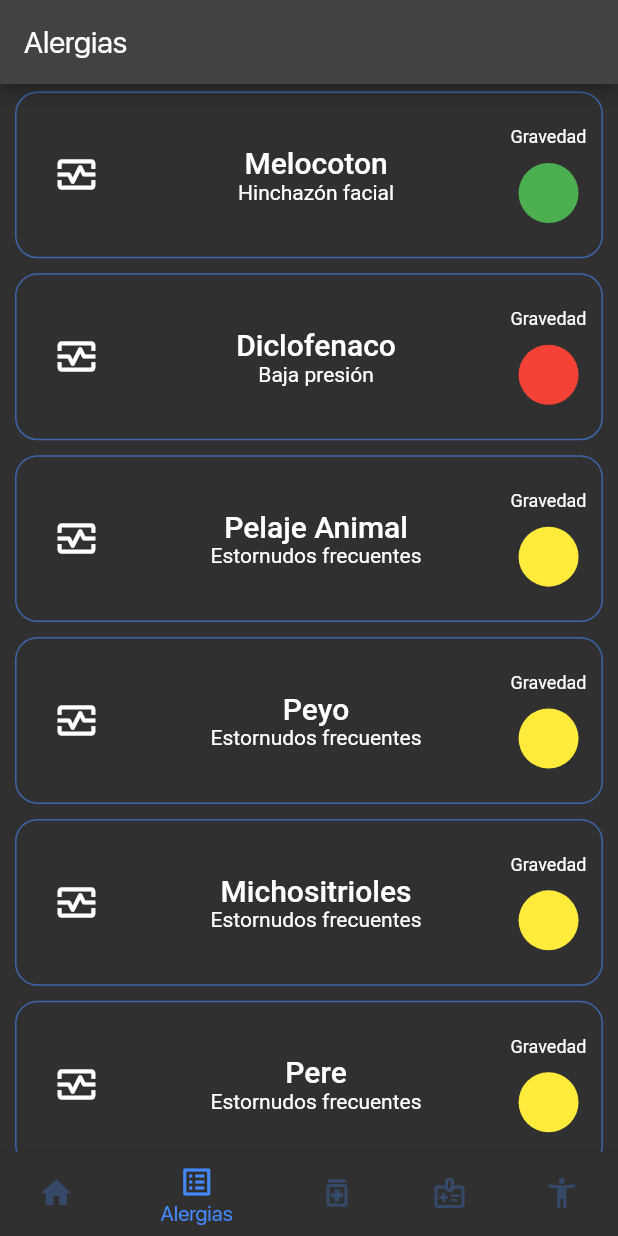
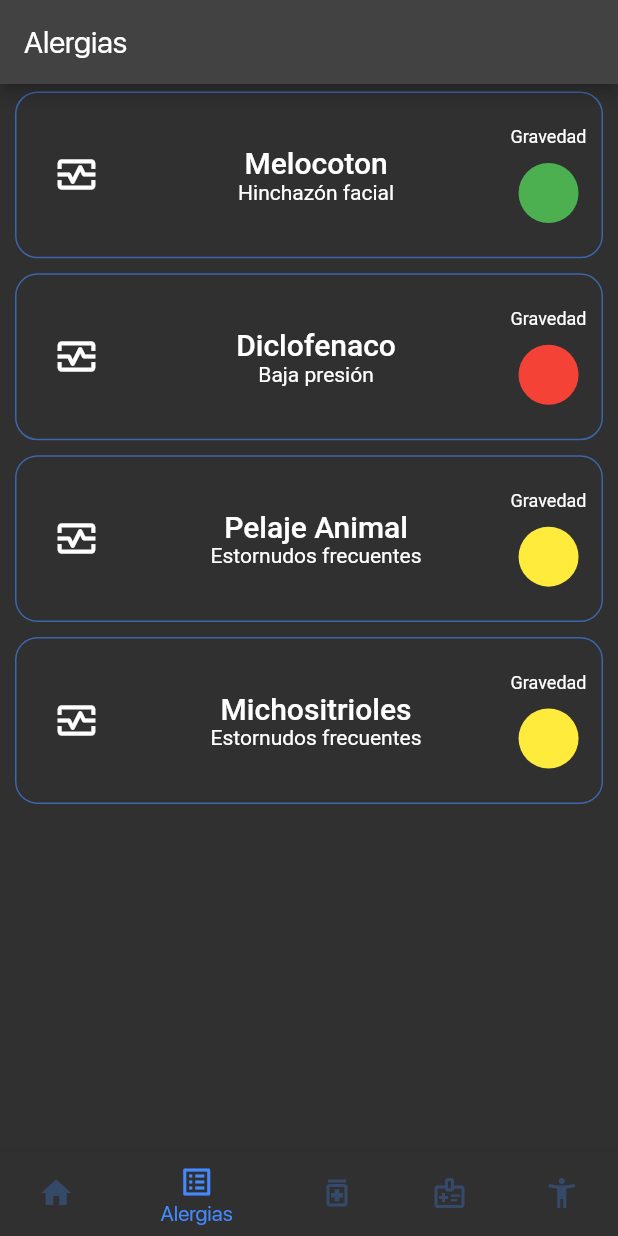
Before and after one commit to TheSebasx11/security-nfc, a Flutter app: the DoctorReadScreen screen opened directly, item 2 of the bottom bar chosen, on a phone screen of 412 x 824 dp. Run offline on Flutter 3.47's test engine with Material 2 defaults, Android fonts, the phone set to English and light mode, and no system bars; missing offline and left inert: nfc_manager, responsive_grid_list, web3dart; accounts and stored records are empty.

Commit message:
lil changes

```diff
--- a/lib/screens/doctor_screens/doctor_screen.dart
+++ b/lib/screens/doctor_screens/doctor_screen.dart
@@ -24,18 +24,15 @@ class _DoctorReadScreenState extends State<DoctorReadScreen> {
     "Altura": ["1.70m", Icons.height],
     "Peso": ["75kg", Icons.line_weight],
     "Sangre": ["A+", Icons.bloodtype],
-    "Si": ["Si", Icons.bloodtype],
-    "No": ["No", Icons.bloodtype],
+    "Sisben": ["B2", Icons.abc],
+    "Estrato": ["3", Icons.numbers],
   };
 
   final Map<String, List> alergiasInformationData = {
     "Melocoton": ["Hinchazón facial", "Baja"],
     "Diclofenaco": ["Baja presión", "Alta"],
     "Pelaje Animal": ["Estornudos frecuentes", "Media"],
-    "Peyo": ["Estornudos frecuentes", "Media"],
     "Michositrioles": ["Estornudos frecuentes", "Media"],
-    "Pere": ["Estornudos frecuentes", "Media"],
-    "Karli": ["Estornudos frecuentes", "Media"],
   };
 
   List<BottomNavigationBarItem> barItems = const [
```
Also changed, not shown: lib/components/medicamento_widget.dart (+4 -6 lines).
